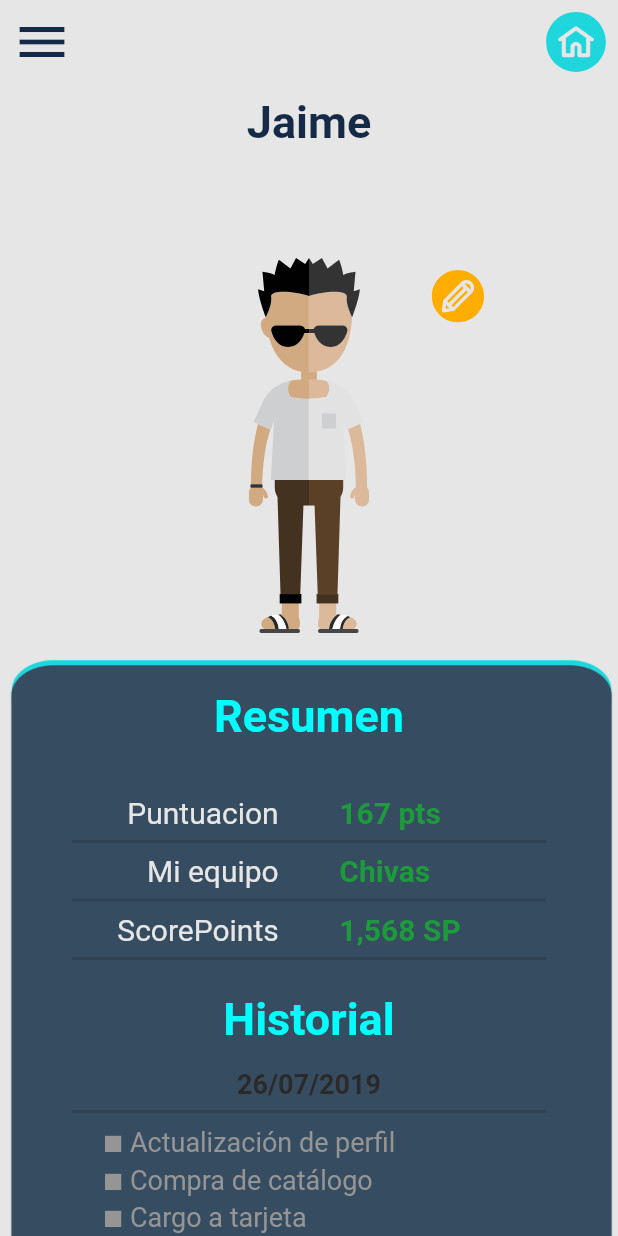
After one commit to aldoulisescv/scorefan, a Flutter app: the Perfil screen opened directly, on a phone screen of 412 x 824 dp. The commit adds this screen. Run offline on Flutter 3.47's test engine with Material 2 defaults, Android fonts, the phone set to English and light mode, and no system bars; our stand-ins replace carousel_slider, flutter_svg.

Commit message:
perfil terminado

```diff
--- a/scorefan/lib/classes/variables.dart
+++ b/scorefan/lib/classes/variables.dart
@@ -5,10 +5,12 @@ class Variables {
   static const TRANSPARENTE =  Color(0x00FFFFFF);
   static const BLANCO =  Color(0xFFFFFFFF);
   static const GRIS =  Color(0xFFE6E6E6);
-  static const GRISOSCURO =  Color(0xFFE6E6E6);
+  static const GRISMEDIO =  Color(0xFF969595);
+  static const GRISOSCURO =  Color(0xFF2B2A2A);
   static const AZULCYAN =  Color(0xFF00FFFF);
   static const AZULCLARO =  Color(0xFF29ABE2);
   static const AZULFACEBOOK = Color(0xFF365aa0);
+  static const VERDE = Color(0xFF1D9B3C);
   static const AZULLOGO = Color(0xFF364C61);
   static const AZULOSCUROTRANSPARENTE =  Color(0x80142A46);
   static const AZULOSCURO =  Color(0xFF142A46);
--- a/scorefan/lib/jugar.dart
+++ b/scorefan/lib/jugar.dart
@@ -270,7 +270,7 @@ class _JugarState extends State<Jugar> {
     return Scaffold(
           resizeToAvoidBottomPadding:false,
           key: _globalKey,
-          backgroundColor: Variables.BLANCO,
+          backgroundColor: Variables.GRIS,
           appBar: elAppbar(_globalKey, _width, _leadingIcon(), _appbarActions(_width)),
           drawer: elDrawer(context,_globalKey, _width, _height),
           body: ListView(
--- a/scorefan/lib/login.dart
+++ b/scorefan/lib/login.dart
@@ -156,7 +156,7 @@ class _LoginState extends State<Login>{
                 ),
                 Container(
                   height: _height/25,
-                  width: _width /2,
+                  width: _width /1.2,
                   child: Center(
                     child: InkWell(
                       onTap: ()=>{},
--- /dev/null
+++ b/scorefan/lib/perfil.dart
@@ -0,0 +1,281 @@
+import 'package:flutter/material.dart';
+import 'package:scorefan/classes/variables.dart';
+import 'package:flutter_svg/svg.dart';
+import 'package:scorefan/classes/drawer.dart';
+import 'package:scorefan/classes/appbar.dart';
+import 'package:scorefan/edit_perfil.dart';
+class Perfil extends StatefulWidget {
+  @override
+  _PerfilState createState() => _PerfilState();
+}
+
+class _PerfilState extends State<Perfil> {
+  GlobalKey<ScaffoldState> _globalKey = GlobalKey();
+  Widget _leadingIcon(){
+    return IconButton(
+            icon: const Icon(Icons.menu),
+            color: Variables.AZULOSCURO,
+            iconSize: 40,
+            onPressed: () {
+              _globalKey.currentState.openDrawer();
+            },
+          );
+  }
+
+  Widget _appbarActions(double _width,){
+    return Container(
+      child: IconButton(
+        iconSize: 40,
+        icon: Container(
+              child: SvgPicture.asset("assets/images/01Home/btn_home.svg"),
+            ),
+        onPressed: () => Navigator.of(context).pop(),
+      ),
+    );
+  }
+
+  @override
+  Widget build(BuildContext context) {
+    var _width = MediaQuery.of(context).size.width;
+    var _height = MediaQuery.of(context).size.height;
+    return Scaffold(
+      resizeToAvoidBottomPadding:false,
+      backgroundColor: Variables.GRIS,
+      key: _globalKey,
+      appBar: elAppbar(_globalKey, _width, _leadingIcon(), _appbarActions(_width)),
+      drawer: elDrawer(context,_globalKey, _width, _height),
+      body: ListView(
+        children:[
+          Container(
+            child: Padding(
+              padding: const EdgeInsets.all(8.0),
+              child: Center(
+                child: Text('Jaime',
+                style: TextStyle(
+                  color: Variables.AZULOSCURO,
+                  fontSize: 30,
+                  fontWeight: FontWeight.bold
+                  ),
+                ),
+              ),
+            ),
+          ),
+          SizedBox(
+            height: 50,
+          ),
+          Padding(
+            padding: const EdgeInsets.all(15.0),
+            child: Container(
+              width: 250,
+              child: Stack(
+                children: [
+                  Align(
+                    alignment: Alignment(0.6, -1),
+                    child: IconButton(
+                      iconSize: 35,
+                        icon: Container(
+                        child: SvgPicture.asset("assets/images/01Home/btn_edit.svg"),
+                      ),
+                      onPressed: () {
+                        Navigator.of(context).push(new MaterialPageRoute(builder: (BuildContext context)=>new EditPerfil()));
+                       },
+                    ),
+                  ),
+                  Center(
+                    child: Container(
+                      height: 250,
+                      width: _width,
+                      child: SvgPicture.asset("assets/images/01Home/avatar.svg"),
+                    ),
+                  ),
+                ],
+              ),
+            ),
+          ),
+          Container(
+            decoration: new BoxDecoration(image: new DecorationImage(image: new AssetImage("assets/images/01Home/background.png"), fit: BoxFit.fill)),
+            width: _width,
+            height: 500,
+            child: Padding(
+              padding: const EdgeInsets.all(8.0),
+              child: Column(
+                children: [
+                  Padding(
+                    padding: const EdgeInsets.all(15.0),
+                    child: Text(
+                      'Resumen',
+                      style: TextStyle(
+                        fontSize: 30,
+                        fontWeight: FontWeight.bold,
+                        color: Variables.AZULCYAN
+                      ),
+                    ),
+                  ),
+                  Padding(
+                    padding: const EdgeInsets.only(top:20.0),
+                    child: Container(
+                      width: _width,
+                      child: Column(children: [
+                          Row(
+                            mainAxisAlignment: MainAxisAlignment.spaceEvenly,
+                            children: [
+                              Container(
+                                width: _width/3,
+                                child: Text('Puntuacion',
+                                  style: TextStyle(
+                                    color: Variables.GRIS,
+                                    fontSize: 20
+                                  ),
+                                ),
+                                alignment: Alignment.centerRight,
+                              ),
+                              Container(
+                                width: _width/3,
+                                child: Text('167 pts',
+                                  style: TextStyle(
+                                    color: Variables.VERDE,
+                                    fontWeight: FontWeight.bold,
+                                    fontSize: 20
+                                  ),
+                                ),
+                              )
+                            ],
+                          ),
+                          Divider(
+                            thickness: 2,
+                            indent: 40,
+                            endIndent: 40,
+                          ),
+                          Row(
+                            mainAxisAlignment: MainAxisAlignment.spaceEvenly,
+                            children: [
+                              Container(
+                                width: _width/3,
+                                child: Text('Mi equipo',
+                                  style: TextStyle(
+                                    color: Variables.GRIS,
+                                    fontSize: 20
+                                  ),
+                                ),
+                                alignment: Alignment.centerRight,
+                              ),
+                              Container(
+                                width: _width/3,
+                                child: Text('Chivas',
+                                  style: TextStyle(
+                                    color: Variables.VERDE,
+                                    fontWeight: FontWeight.bold,
+                                    fontSize: 20
+                                  ),
+                                ),
+                              )
+                            ],
+                          ),
+                          Divider(
+                            thickness: 2,
+                            indent: 40,
+                            endIndent: 40,
+                          ),
+                           Row(
+                            mainAxisAlignment: MainAxisAlignment.spaceEvenly,
+                            children: [
+                              Container(
+                                width: _width/3,
+                                child: Text('ScorePoints',
+                                  style: TextStyle(
+                                    color: Variables.GRIS,
+                                    fontSize: 20
+                                  ),
+                                ),
+                                alignment: Alignment.centerRight,
+                              ),
+                              Container(
+                                width: _width/3,
+                                child: Text('1,568 SP',
+                                  style: TextStyle(
+                                    color: Variables.VERDE,
+                                    fontWeight: FontWeight.bold,
+                                    fontSize: 20
+                                  ),
+                                ),
+                              )
+                            ],
+                          ),
+                          Divider(
+                            thickness: 2,
+                            indent: 40,
+                            endIndent: 40,
+                          ),
+                        ],
+                      ),
+                    ),
+                  ),
+                  Padding(
+                    padding: const EdgeInsets.all(15.0),
+                    child: Text(
+                      'Historial',
+                      style: TextStyle(
+                        fontSize: 30,
+                        fontWeight: FontWeight.bold,
+                        color: Variables.AZULCYAN
+                      ),
+                    ),
+                  ),
+                  Column(
+                    children: [
+                      Container(
+                        child: Text(
+                          '26/07/2019',
+                          style: TextStyle(
+                            fontSize: 18,
+                            fontWeight: FontWeight.bold,
+                            color: Variables.GRISOSCURO
+                          ),
+                        ),
+                      ),
+                      Divider(
+                        thickness: 2,
+                        indent: 40,
+                        endIndent: 40,
+                      ),
+                      Container(
+                        width: _width/1.5,
+                        child: Text(
+                          '■ Actualización de perfil',
+                          style: TextStyle(
+                            fontSize: 18,
+                            color: Variables.GRISMEDIO
+                          ),
+                        ),
+                      ),
+                      Container(
+                        width: _width/1.5,
+                        child: Text(
+                          '■ Compra de catálogo',
+                          style: TextStyle(
+                            fontSize: 18,
+                            color: Variables.GRISMEDIO
+                          ),
+                        ),
+                      ),
+                      Container(
+                        width: _width/1.5,
+                        child: Text(
+                          '■ Cargo a tarjeta',
+                          style: TextStyle(
+                            fontSize: 18,
+                            color: Variables.GRISMEDIO
+                          ),
+                        ),
+                      ),
+                    ],
+                  )
+                ],
+              ),
+            )
+          )
+        ]
+      ),
+    );
+  }
+}
--- a/scorefan/pubspec.yaml
+++ b/scorefan/pubspec.yaml
@@ -22,6 +22,7 @@ environment:
 
 dependencies:
   flutter_svg: ^0.17.1
+  carousel_slider: ^2.0.0
   flutter:
     sdk: flutter
 
@@ -49,11 +50,12 @@ flutter:
   assets:
     - assets/
     - assets/sflogo/
+    - assets/images/01Home/
+    - assets/images/02Personalizar/
+    - assets/images/03Jersey/
     - assets/images/08Login/
     - assets/images/07News/
     - assets/images/10home/
-    - assets/images/01Home/
-    - assets/images/02Personalizar/
     - assets/images/11Estadisticas/
     - assets/images/12Jugar/
   # An image asset can refer to one or more resolution-specific "variants", see
```
Also changed, not shown: scorefan/lib/edit_perfil.dart (added, +294 -0 lines), scorefan/lib/home.dart (+20 -11 lines), scorefan/pubspec.lock.
